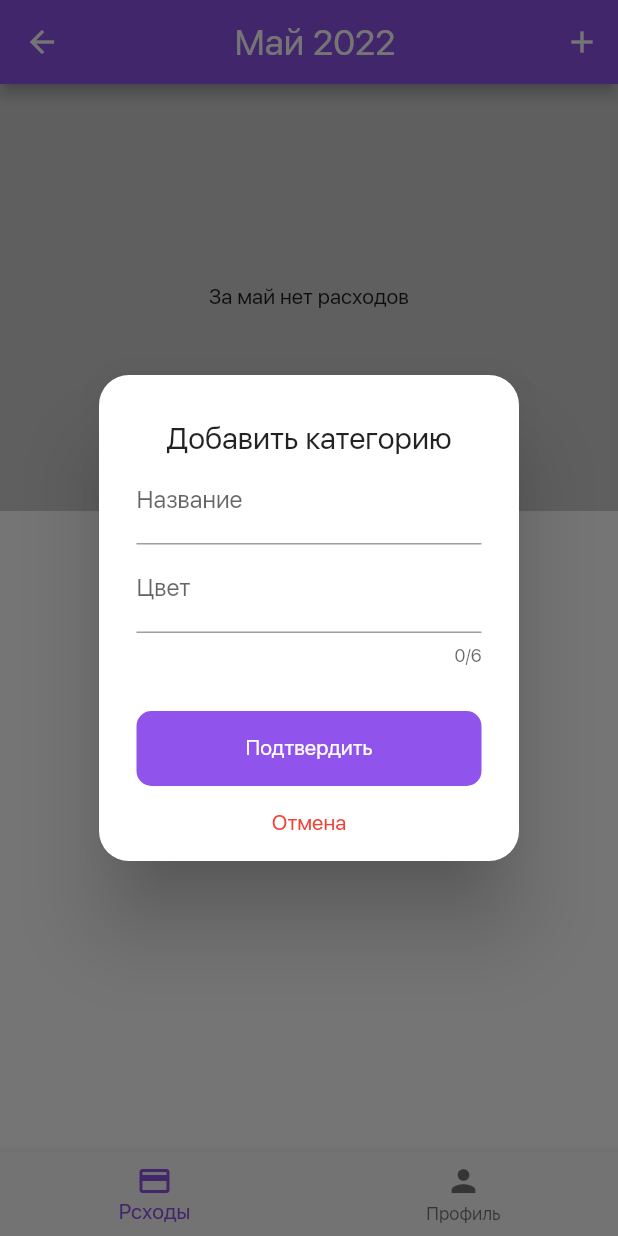
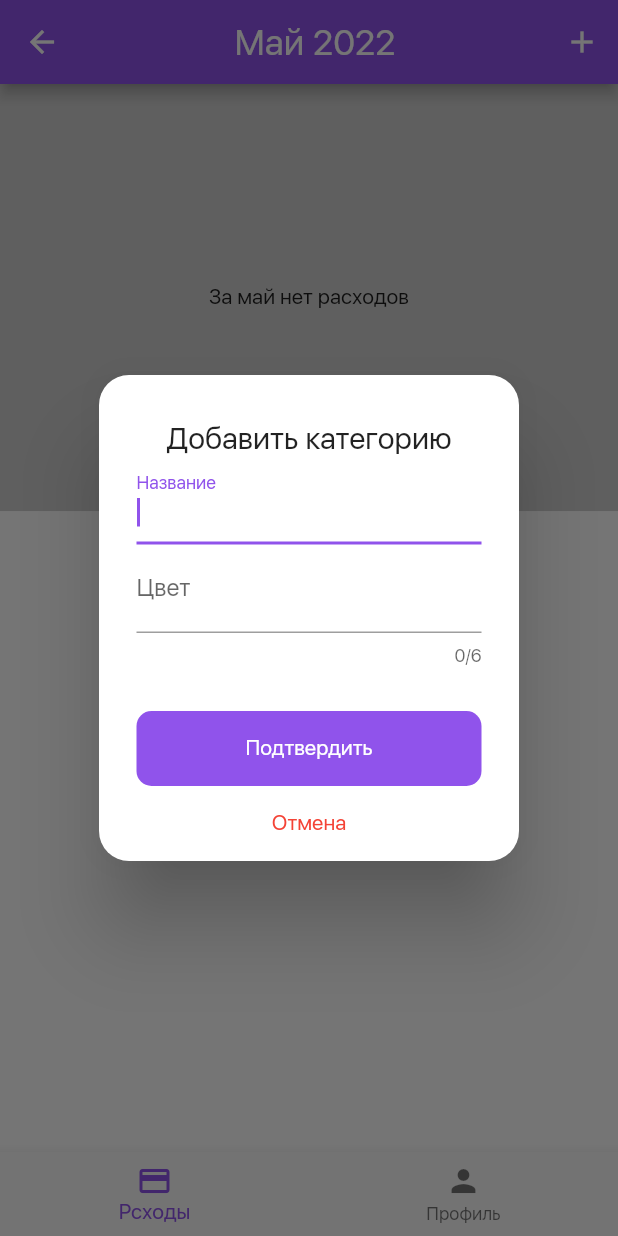
Before and after one commit to iaroshuk-dmitrii/money_tracker, a Flutter app: the MainTabsScreen screen opened by its route, after a tap on the "add" icon, on a phone screen of 412 x 824 dp. Run offline on Flutter 3.47's test engine with Material 2 defaults, Android fonts, the phone set to English and light mode, and no system bars; our stand-ins replace basic_utils, bloc, cloud_firestore, firebase_auth, firebase_core, firebase_storage and 4 more; accounts and stored records are empty; network calls fail.

Commit message:
Добавил добавление/удаление расходов в firestore и выбор месяца

```diff
--- a/lib/business_logic/cost_cubit.dart
+++ b/lib/business_logic/cost_cubit.dart
@@ -1,9 +1,19 @@
+import 'package:firebase_auth/firebase_auth.dart';
 import 'package:flutter_bloc/flutter_bloc.dart';
 import 'package:money_tracker/models/costs_data.dart';
+import 'package:money_tracker/repositories/auth_repository.dart';
+import 'package:money_tracker/repositories/firestore_repository.dart';
 
 class CostCubit extends Cubit<CostState> {
-  CostCubit()
-      : super(CostState(
+  final FirestoreRepository _firestoreRepository;
+  final AuthRepository _authRepository;
+
+  CostCubit({
+    required FirestoreRepository firestoreRepository,
+    required AuthRepository authRepository,
+  })  : _firestoreRepository = firestoreRepository,
+        _authRepository = authRepository,
+        super(CostState(
           id: '',
           cost: 0.0,
           dateTime: DateTime.now(),
@@ -32,14 +42,16 @@ class CostCubit extends Cubit<CostState> {
     ));
   }
 
-  Future<void> createCost() async {
+  Future<void> createCost({required String groupId}) async {
     print('createCost');
     emit(state.copyWith(status: CostStatus.inProgress));
     try {
-      //TODO
-      CostData costData = CostData(id: state.id, cost: state.cost, dateTime: state.dateTime);
-      print(costData.toString());
-      emit(state.copyWith(status: CostStatus.success, costData: costData));
+      User? user = await _authRepository.getCurrentUser();
+      if (user != null) {
+        CostData costData = CostData(id: state.id, cost: state.cost, dateTime: state.dateTime, groupId: groupId);
+        await _firestoreRepository.addCost(userId: user.uid, costData: costData);
+        emit(state.copyWith(status: CostStatus.success, costData: costData));
+      }
     } catch (e) {
       print(e.toString());
       emit(state.copyWith(status: CostStatus.error, error: e.toString()));
@@ -50,8 +62,11 @@ class CostCubit extends Cubit<CostState> {
     print('deleteCost');
     emit(state.copyWith(status: CostStatus.inProgress));
     try {
-      //TODO
-      emit(state.copyWith(status: CostStatus.success));
+      User? user = await _authRepository.getCurrentUser();
+      if (user != null) {
+        await _firestoreRepository.deleteCost(userId: user.uid, costData: costData);
+        emit(state.copyWith(status: CostStatus.success));
+      }
     } catch (e) {
       print(e.toString());
       emit(state.copyWith(status: CostStatus.error, error: e.toString()));
--- a/lib/business_logic/firestore_bloc.dart
+++ b/lib/business_logic/firestore_bloc.dart
@@ -9,6 +9,8 @@ import 'package:money_tracker/repositories/firestore_repository.dart';
 class FirestoreBloc extends Bloc<FirestoreDataEvent, FirestoreState> {
   final FirestoreRepository _firestoreRepository;
   final AuthRepository _authRepository;
+  DateTime month = DateTime.now();
+  List<CostsGroup> costsGroups = [];
   StreamSubscription<User?>? _userSubscription;
   StreamSubscription<QuerySnapshot?>? _costGroupSubscription;
 
@@ -17,9 +19,10 @@ class FirestoreBloc extends Bloc<FirestoreDataEvent, FirestoreState> {
     required AuthRepository authRepository,
   })  : _firestoreRepository = firestoreRepository,
         _authRepository = authRepository,
-        super(FirestoreState([])) {
+        super(FirestoreState(costsGroups: [], month: DateTime.now())) {
     on<UserChangedEvent>((event, emit) async {
       print('FirestoreBloc: DataChangedEvent');
+      month = DateTime.now();
       _costGroupSubscription?.cancel();
       final user = event.user;
       if (user != null) {
@@ -30,20 +33,22 @@ class FirestoreBloc extends Bloc<FirestoreDataEvent, FirestoreState> {
     });
     on<CostGroupChangedEvent>((event, emit) async {
       print('FirestoreBloc: CostGroupChangedEvent');
-      List<CostsGroup> costsGroups = [];
+      costsGroups.clear();
       List<QueryDocumentSnapshot<Object?>> snapshots = event.snapshot?.docs ?? [];
       for (QueryDocumentSnapshot<Object?> snapshot in snapshots) {
         CostsGroup group = CostsGroup.fromQueryDocumentSnapshot(snapshot);
         costsGroups.add(group);
         print('costsGroup = ${group.toString()}');
       }
-      emit(FirestoreState(costsGroups));
+      emit(FirestoreState(costsGroups: costsGroups, month: month));
     });
     on<CostDataChangedEvent>((event, emit) async {
       print('FirestoreBloc: CostGroupChangedEvent');
     });
-    on<MonthDataChangedEvent>((event, emit) async {
+    on<MonthChangedEvent>((event, emit) async {
       print('FirestoreBloc: CostGroupChangedEvent');
+      month = event.dateTime;
+      emit(FirestoreState(costsGroups: costsGroups, month: month)); //TODO
     });
 
     _userSubscription = _authRepository.user.listen((user) {
@@ -77,13 +82,14 @@ class CostDataChangedEvent extends FirestoreDataEvent {
   CostDataChangedEvent(this.snapshot);
 }
 
-class MonthDataChangedEvent extends FirestoreDataEvent {
+class MonthChangedEvent extends FirestoreDataEvent {
   DateTime dateTime;
-  MonthDataChangedEvent(this.dateTime);
+  MonthChangedEvent(this.dateTime);
 }
 
 //------------------------------
 class FirestoreState {
+  DateTime month;
   List<CostsGroup> costsGroups;
-  FirestoreState(this.costsGroups);
+  FirestoreState({required this.costsGroups, required this.month});
 }
--- a/lib/business_logic/group_cubit.dart
+++ b/lib/business_logic/group_cubit.dart
@@ -62,7 +62,6 @@ class GroupCubit extends Cubit<GroupState> {
       User? user = await _authRepository.getCurrentUser();
       if (user != null) {
         await _firestoreRepository.deleteGroup(userId: user.uid, group: group);
-        //TODO удалить документы пользователей
         emit(state.copyWith(status: GroupStatus.success));
       }
     } catch (e) {
--- a/lib/main.dart
+++ b/lib/main.dart
@@ -53,7 +53,10 @@ class MyApp extends StatelessWidget {
               create: (context) => GroupCubit(
                   authRepository: context.read<AuthRepository>(),
                   firestoreRepository: context.read<FirestoreRepository>())),
-          BlocProvider<CostCubit>(create: (context) => CostCubit()),
+          BlocProvider<CostCubit>(
+              create: (context) => CostCubit(
+                  authRepository: context.read<AuthRepository>(),
+                  firestoreRepository: context.read<FirestoreRepository>())),
           BlocProvider<FirestoreBloc>(
             create: (context) => FirestoreBloc(
                 authRepository: context.read<AuthRepository>(),
--- a/lib/models/costs_data.dart
+++ b/lib/models/costs_data.dart
@@ -1,15 +1,34 @@
+import 'package:cloud_firestore/cloud_firestore.dart';
+
 class CostData {
   double cost;
   DateTime dateTime;
   String id;
+  String groupId;
 
-  CostData({required this.cost, required this.dateTime, required this.id});
+  CostData({
+    required this.cost,
+    required this.dateTime,
+    required this.id,
+    required this.groupId,
+  });
 
   Map<String, dynamic> toMap() {
     return {
       'cost': cost,
-      'dateTime': dateTime,
+      'dateTime': Timestamp.fromDate(dateTime),
+      'groupId': groupId,
     };
+  }
+
+  factory CostData.fromQueryDocumentSnapshot(QueryDocumentSnapshot snapshot) {
+    final data = snapshot.data() as Map<String, dynamic>;
+    return CostData(
+      id: snapshot.id,
+      cost: data['cost'],
+      dateTime: data['dateTime'].toDate(),
+      groupId: data['groupId'],
+    );
   }
 
   @override
--- a/lib/ui/screens/cost_accounting_screen.dart
+++ b/lib/ui/screens/cost_accounting_screen.dart
@@ -19,17 +19,16 @@ class CostAccountingScreen extends StatelessWidget {
 
   @override
   Widget build(BuildContext context) {
-    DateTime month = DateTime.now(); //TODO
     return Scaffold(
       appBar: _monthPickerAppBar(context),
       body: Column(
         crossAxisAlignment: CrossAxisAlignment.stretch,
-        children: [
+        children: const [
           Expanded(
             flex: 2,
-            child: _PieChartDiagram(month: month),
+            child: _PieChartDiagram(),
           ),
-          const Expanded(
+          Expanded(
             flex: 3,
             child: _CostsGroupsList(),
           ),
@@ -40,19 +39,20 @@ class CostAccountingScreen extends StatelessWidget {
 }
 
 PreferredSizeWidget _monthPickerAppBar(BuildContext context) {
-  DateTime month = DateTime.now(); //TODO
   return AppBar(
       title: TextButton(
         child: Center(
-          child: Text(
-            '${StringUtils.capitalize(DateFormat('MMMM').format(month))} ${DateFormat('yyyy').format(month)}',
-            style: const TextStyle(color: Colors.white, fontSize: 24),
-          ),
+          child: BlocBuilder<FirestoreBloc, FirestoreState>(builder: (context, state) {
+            return Text(
+              '${StringUtils.capitalize(DateFormat('MMMM').format(state.month))} ${DateFormat('yyyy').format(state.month)}',
+              style: const TextStyle(color: Colors.white, fontSize: 24),
+            );
+          }),
         ),
         onPressed: () async {
           DateTime? pickedMonth = await _selectMonth(context);
           if (pickedMonth != null) {
-            //TODO
+            BlocProvider.of<FirestoreBloc>(context).add(MonthChangedEvent(pickedMonth));
           }
         },
       ),
@@ -78,12 +78,7 @@ Future<DateTime?> _selectMonth(BuildContext context) async {
 }
 
 class _PieChartDiagram extends StatelessWidget {
-  const _PieChartDiagram({
-    Key? key,
-    required this.month,
-  }) : super(key: key);
-
-  final DateTime month;
+  const _PieChartDiagram({Key? key}) : super(key: key);
 
   @override
   Widget build(BuildContext context) {
@@ -109,7 +104,7 @@ class _PieChartDiagram extends StatelessWidget {
                         dataLabelSettings: const DataLabelSettings(isVisible: true))
                   ],
                 )
-              : Text('За ${DateFormat('MMMM').format(month)} нет расходов'),
+              : Text('За ${DateFormat('MMMM').format(state.month)} нет расходов'),
         ),
       );
     });
@@ -137,6 +132,7 @@ Future<dynamic> _createCostsGroupDialog(BuildContext context) async {
               TextField(
                 keyboardType: TextInputType.text,
                 textAlign: TextAlign.left,
+                autofocus: true,
                 decoration: const InputDecoration(labelText: 'Название'),
                 onChanged: (value) => context.read<GroupCubit>().nameChanged(value),
               ),
@@ -272,6 +268,7 @@ Future<dynamic> _createCostsDialog({required BuildContext context, required Cost
                 child: TextField(
                   keyboardType: TextInputType.number,
                   textAlign: TextAlign.left,
+                  autofocus: true,
                   decoration: const InputDecoration(
                     contentPadding: EdgeInsets.symmetric(vertical: 15.0, horizontal: 10.0),
                     isDense: true,
@@ -296,7 +293,7 @@ Future<dynamic> _createCostsDialog({required BuildContext context, required Cost
               ),
             ],
           ),
-          onConfirm: () => context.read<CostCubit>().createCost(),
+          onConfirm: () => context.read<CostCubit>().createCost(groupId: costsGroup.id!),
         ),
       );
     },
```
Also changed, not shown: lib/repositories/firestore_repository.dart (+29 -1 lines).
